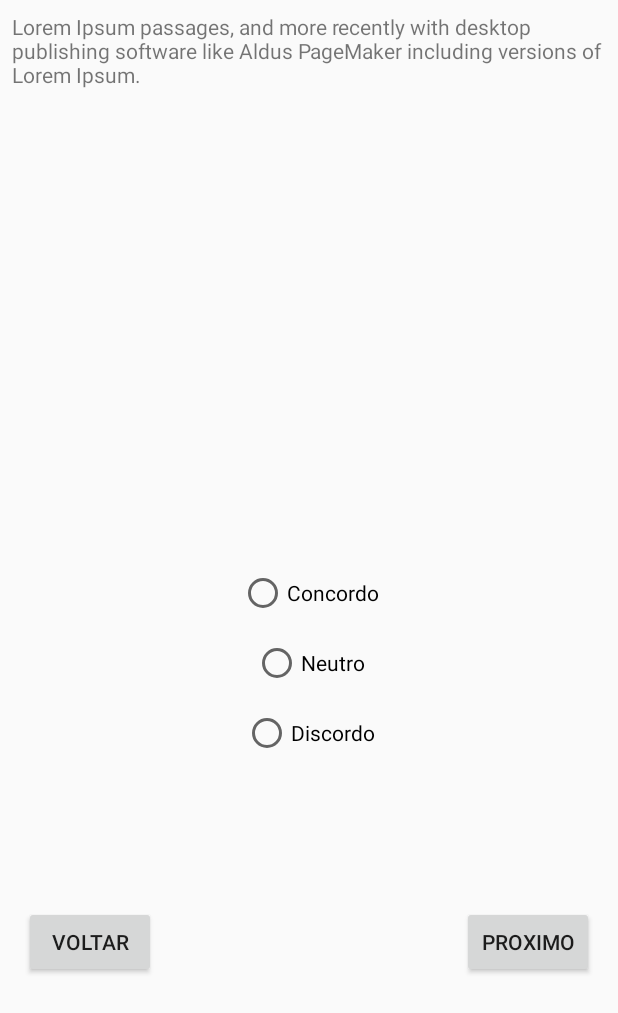
After one commit to matheusbristot/gdg-hackathon-livinglab, an Android app: the layout fragment_quiz.xml on its own in the app's theme, with its tools: preview values and no code run, on a phone screen of 412 x 824 dp. The commit adds this screen. Shown: the top 1013 px of the screen. Run offline under Robolectric (Android 15) with nearby library versions, the phone set to English and light mode, and no system bars.

Commit message:
view pager added

```diff
--- a/domain/src/main/java/com/hackaton/domain/entities/PreferenceQuizz.kt
+++ b/domain/src/main/java/com/hackaton/domain/entities/PreferenceQuiz.kt
@@ -1,6 +1,6 @@
 package com.hackaton.domain.entities
 
-data class PreferenceQuizz(
+data class PreferenceQuiz(
         val id: String,
         val description: String
 )
--- /dev/null
+++ b/domain/src/main/java/com/hackaton/domain/entities/Quiz.kt
@@ -0,0 +1,3 @@
+package com.hackaton.domain.entities
+
+data class Quiz(val id: Int, val description: String)
--- a/presentation/src/main/java/com/hackaton/notice/view/dashboard/MainActivity.kt
+++ b/presentation/src/main/java/com/hackaton/notice/view/dashboard/MainActivity.kt
@@ -5,7 +5,7 @@ import android.os.Bundle
 import android.support.v7.app.AppCompatActivity
 import android.support.v7.widget.GridLayoutManager
 import com.google.firebase.auth.FirebaseUser
-import com.hackaton.domain.entities.PreferenceQuizz
+import com.hackaton.domain.entities.PreferenceQuiz
 import com.hackaton.notice.R
 import com.hackaton.notice.databinding.ActivityDashboardBinding
 import com.hackaton.notice.util.FIREBASE_USER
@@ -38,7 +38,7 @@ class MainActivity : AppCompatActivity(), KoinComponent {
 
     }
 
-    private fun onGetPreferenceList(preferences: List<PreferenceQuizz>?) {
+    private fun onGetPreferenceList(preferences: List<PreferenceQuiz>?) {
         preferences?.let {
             adapter = PreferencesAdapter(it)
             binding.preferencesRecyclerView.adapter = adapter
--- a/presentation/src/main/java/com/hackaton/notice/view/dashboard/PreferenceViewHolder.kt
+++ b/presentation/src/main/java/com/hackaton/notice/view/dashboard/PreferenceViewHolder.kt
@@ -3,8 +3,7 @@ package com.hackaton.notice.view.dashboard
 import android.support.v7.widget.RecyclerView
 import android.view.LayoutInflater
 import android.view.ViewGroup
-import com.hackaton.domain.entities.Preference
-import com.hackaton.domain.entities.PreferenceQuizz
+import com.hackaton.domain.entities.PreferenceQuiz
 import com.hackaton.notice.databinding.ItemPreferenceBinding
 
 class PreferenceViewHolder(private val binding: ItemPreferenceBinding) : RecyclerView.ViewHolder(binding.root) {
@@ -12,7 +11,7 @@ class PreferenceViewHolder(private val binding: ItemPreferenceBinding) : Recycle
         fun inflate(parent: ViewGroup?) = PreferenceViewHolder(ItemPreferenceBinding.inflate(LayoutInflater.from(parent?.context), parent, false))
     }
 
-    fun setPreference(preference: PreferenceQuizz) {
+    fun setPreference(preference: PreferenceQuiz) {
         binding.preferenceDescription.text = preference.description
     }
 }
--- a/presentation/src/main/java/com/hackaton/notice/view/dashboard/PreferencesAdapter.kt
+++ b/presentation/src/main/java/com/hackaton/notice/view/dashboard/PreferencesAdapter.kt
@@ -2,9 +2,9 @@ package com.hackaton.notice.view.dashboard
 
 import android.support.v7.widget.RecyclerView
 import android.view.ViewGroup
-import com.hackaton.domain.entities.PreferenceQuizz
+import com.hackaton.domain.entities.PreferenceQuiz
 
-class PreferencesAdapter(private val list: List<PreferenceQuizz>) : RecyclerView.Adapter<PreferenceViewHolder>() {
+class PreferencesAdapter(private val list: List<PreferenceQuiz>) : RecyclerView.Adapter<PreferenceViewHolder>() {
 
     override fun onCreateViewHolder(viewGroup: ViewGroup, viewType: Int) = PreferenceViewHolder.inflate(viewGroup)
 
--- /dev/null
+++ b/presentation/src/main/res/layout/fragment_quiz.xml
@@ -0,0 +1,84 @@
+<?xml version="1.0" encoding="utf-8"?>
+<layout xmlns:android="http://schemas.android.com/apk/res/android"
+    xmlns:app="http://schemas.android.com/apk/res-auto"
+    xmlns:tools="http://schemas.android.com/tools"
+    android:layout_width="match_parent"
+    android:layout_height="match_parent">
+
+    <android.support.constraint.ConstraintLayout
+        android:layout_width="match_parent"
+        android:layout_height="match_parent">
+
+        <RadioButton
+            android:id="@+id/radioButton5"
+            android:layout_width="wrap_content"
+            android:layout_height="wrap_content"
+            android:layout_marginBottom="16dp"
+            android:layout_marginEnd="8dp"
+            android:layout_marginStart="8dp"
+            android:text="Concordo"
+            app:layout_constraintBottom_toTopOf="@+id/radioButton6"
+            app:layout_constraintEnd_toEndOf="parent"
+            app:layout_constraintStart_toStartOf="parent"
+            app:layout_constraintTop_toBottomOf="@+id/textView2"
+            app:layout_constraintVertical_chainStyle="packed" />
+
+        <RadioButton
+            android:id="@+id/radioButton6"
+            android:layout_width="wrap_content"
+            android:layout_height="29dp"
+            android:layout_marginBottom="16dp"
+            android:layout_marginEnd="8dp"
+            android:layout_marginStart="8dp"
+            android:text="Neutro"
+            app:layout_constraintBottom_toTopOf="@+id/radioButton7"
+            app:layout_constraintEnd_toEndOf="parent"
+            app:layout_constraintStart_toStartOf="parent"
+            app:layout_constraintTop_toBottomOf="@+id/radioButton5" />
+
+        <RadioButton
+            android:id="@+id/radioButton7"
+            android:layout_width="wrap_content"
+            android:layout_height="wrap_content"
+            android:layout_marginEnd="8dp"
+            android:layout_marginStart="8dp"
+            android:text="Discordo"
+            app:layout_constraintBottom_toBottomOf="parent"
+            app:layout_constraintEnd_toEndOf="parent"
+            app:layout_constraintStart_toStartOf="parent"
+            app:layout_constraintTop_toBottomOf="@+id/radioButton6" />
+
+        <TextView
+            android:id="@+id/textView2"
+            android:layout_width="0dp"
+            android:layout_height="wrap_content"
+            android:layout_marginEnd="8dp"
+            android:layout_marginStart="8dp"
+            android:layout_marginTop="8dp"
+            app:layout_constraintEnd_toEndOf="parent"
+            app:layout_constraintStart_toStartOf="parent"
+            app:layout_constraintTop_toTopOf="parent"
+            tools:text="Lorem Ipsum passages, and more recently with desktop publishing software like Aldus PageMaker including versions of Lorem Ipsum." />
+
+        <Button
+            android:id="@+id/button2"
+            android:layout_width="wrap_content"
+            android:layout_height="wrap_content"
+            android:layout_marginStart="16dp"
+            android:text="Voltar"
+            app:layout_constraintBaseline_toBaselineOf="@+id/button3"
+            app:layout_constraintStart_toStartOf="parent" />
+
+        <Button
+            android:id="@+id/button3"
+            android:layout_width="wrap_content"
+            android:layout_height="wrap_content"
+            android:layout_marginBottom="32dp"
+            android:layout_marginEnd="16dp"
+            android:layout_marginTop="8dp"
+            android:text="Proximo"
+            app:layout_constraintBottom_toBottomOf="parent"
+            app:layout_constraintEnd_toEndOf="parent"
+            app:layout_constraintTop_toBottomOf="@+id/radioButton6" />
+    </android.support.constraint.ConstraintLayout>
+</layout>
```
Also changed, not shown: domain/src/main/java/com/hackaton/domain/entities/Post.kt (deleted, +0 -8 lines), presentation/src/main/java/com/hackaton/notice/util/view/NoSwipeViewPager.kt (added, +40 -0 lines), presentation/src/main/java/com/hackaton/notice/view/dashboard/MainViewModel.kt (+5 -5 lines), presentation/src/main/java/com/hackaton/notice/view/quiz/QuizActivity.kt (added, +27 -0 lines), presentation/src/main/java/com/hackaton/notice/view/quiz/QuizViewModel.kt (added, +24 -0 lines), presentation/src/main/java/com/hackaton/notice/view/quiz/steps/QuizAdapter.kt (added, +18 -0 lines), presentation/src/main/java/com/hackaton/notice/view/quiz/steps/QuizFragment.kt (added, +12 -0 lines), presentation/src/main/res/layout/activity_quiz.xml (added, +11 -0 lines).
